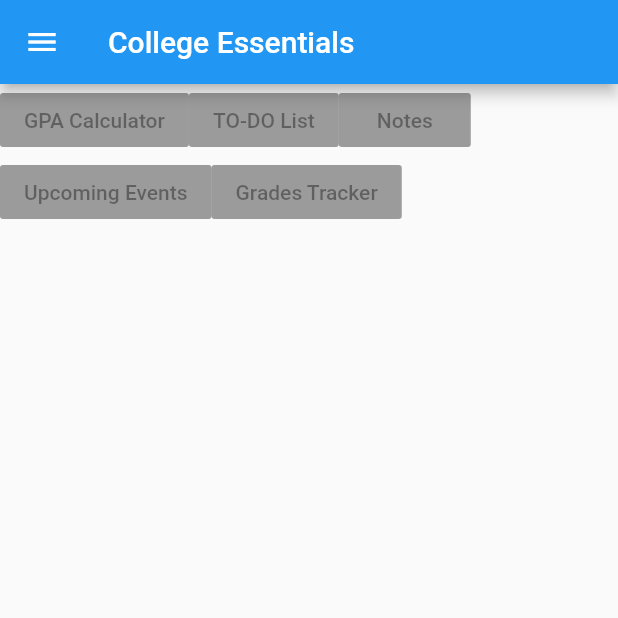
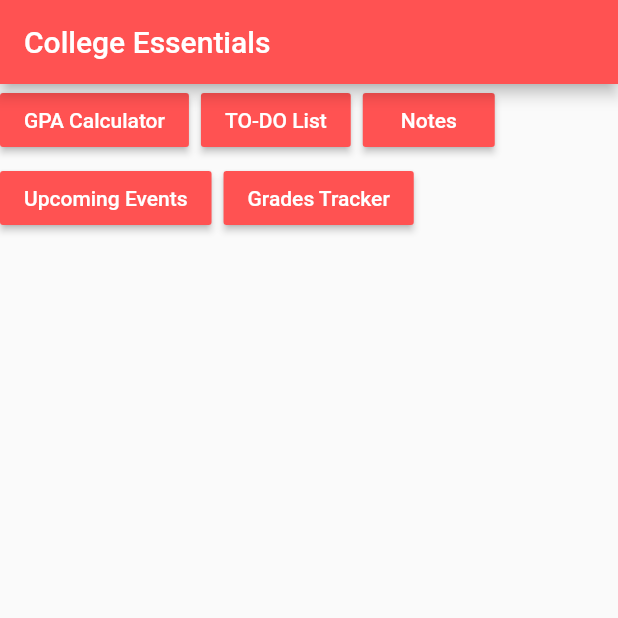
Before and after one commit to charafmrah/College-Essentials-App, a Flutter app: the screen it shows after launch, on a phone screen of 412 x 824 dp, the top half of it. Run offline on Flutter 3.47's test engine with Material 2 defaults, Android fonts, the phone set to English and light mode, and no system bars.

```diff
--- a/lib/MyHomePage.dart
+++ b/lib/MyHomePage.dart
@@ -1,4 +1,6 @@
 import 'package:flutter/material.dart';
+
+import 'package:college_essentials_app/Navigation.dart';
 
 class MyHomePage extends StatelessWidget {
   final String title = "College Essentials";
@@ -8,66 +10,45 @@ class MyHomePage extends StatelessWidget {
   @override
   Widget build(BuildContext context) {
     return Scaffold(
-      appBar: AppBar(title: Text(title)),
+      appBar: AppBar(
+        title: Text(title),
+        backgroundColor: Colors.redAccent,
+      ),
       body: Wrap(
+        spacing: 8.0,
+        runSpacing: 4.0,
         children: <Widget>[
           RaisedButton(
             child: new Text("GPA Calculator"),
-            color: Colors.blueAccent[600],
-            onPressed: null,
+            color: Colors.redAccent,
+            textColor: Colors.white,
+            onPressed: () => Navigation.navigateToGpaCalculator(context),
           ),
           RaisedButton(
             child: new Text("TO-DO List"),
-            onPressed: null,
+            color: Colors.redAccent,
+            textColor: Colors.white,
+            onPressed: () => Navigation.navigateToToDoList(context),
           ),
           RaisedButton(
             child: new Text("Notes"),
-            onPressed: null,
+            color: Colors.redAccent,
+            textColor: Colors.white,
+            onPressed: () => Navigation.navigateToNotes(context),
           ),
           RaisedButton(
             child: new Text("Upcoming Events"),
-            onPressed: null,
+            color: Colors.redAccent,
+            textColor: Colors.white,
+            onPressed: () => Navigation.navigateToUpcomingEvents(context),
           ),
           RaisedButton(
             child: new Text("Grades Tracker"),
-            onPressed: null,
+            color: Colors.redAccent,
+            textColor: Colors.white,
+            onPressed: () => Navigation.navigateToGradesTracker(context),
           ),
         ],
-      ),
-      drawer: Drawer(
-        // Add a ListView to the drawer. This ensures the user can scroll
-        // through the options in the drawer if there isn't enough vertical
-        // space to fit everything.
-        child: ListView(
-          // Important: Remove any padding from the ListView.
-          padding: EdgeInsets.zero,
-          children: <Widget>[
-            // DrawerHeader(
-            //   child: Text('Options'),
-            //   decoration: BoxDecoration(
-            //     color: Colors.blue,
-            //   ),
-            // ),
-            ListTile(
-              title: Text('Item 1'),
-              onTap: () {
-                // Update the state of the app
-                // ...
-                // Then close the drawer
-                Navigator.pop(context);
-              },
-            ),
-            ListTile(
-              title: Text('Item 2'),
-              onTap: () {
-                // Update the state of the app
-                // ...
-                // Then close the drawer
-                Navigator.pop(context);
-              },
-            ),
-          ],
-        ),
       ),
     );
   }
--- a/lib/main.dart
+++ b/lib/main.dart
@@ -1,5 +1,7 @@
+import 'package:flutter/material.dart';
+
 import 'package:college_essentials_app/MyHomePage.dart';
-import 'package:flutter/material.dart';
+import 'package:college_essentials_app/screens/GpaCalculator.dart';
 
 void main() {
   runApp(MyApp());
```
Also changed, not shown: lib/Navigation.dart (added, +41 -0 lines), lib/screens/GpaCalculator.dart (+35 -0 lines), lib/screens/GradesTracker.dart (added, +21 -0 lines), lib/screens/Notes.dart (added, +21 -0 lines), lib/screens/ToDoList.dart (added, +21 -0 lines), lib/screens/UpcomingEvents.dart (added, +21 -0 lines), lib/screens/first.dart (deleted), lib/screens/fourth.dart (deleted), lib/screens/third.dart (deleted), 3 other files.
